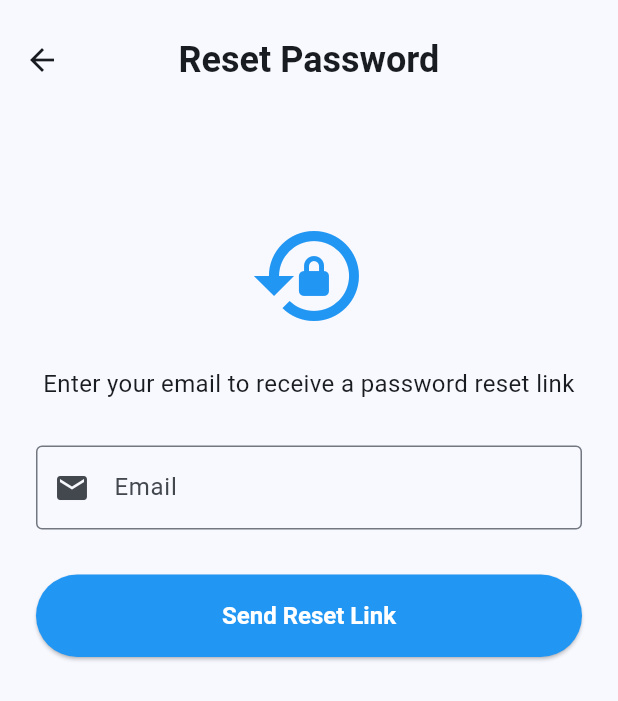
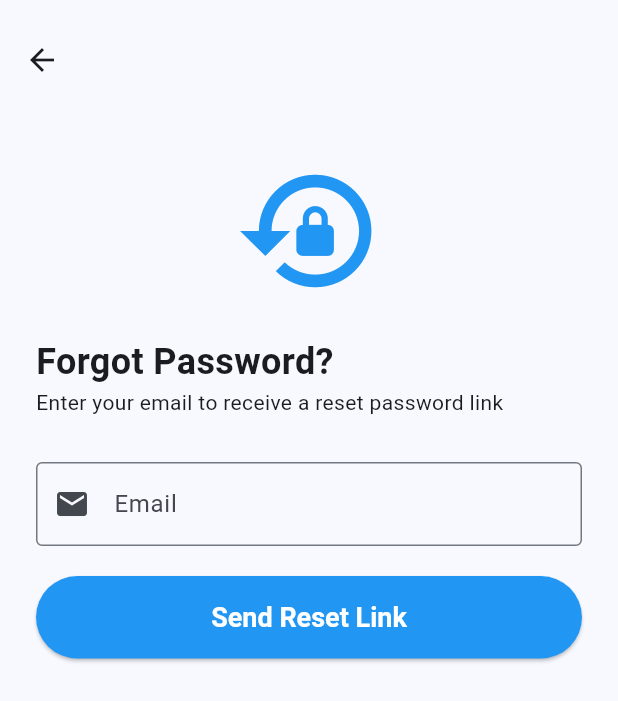
Before and after one commit to GaryXian/Flutter-Real-time-Messaging-and-Video-calls-Application, a Flutter app: the ResetPasswordScreen screen opened directly, on a phone screen of 412 x 824 dp. Shown: the top 701 px of the screen. Run offline on Flutter 3.47's test engine with Material 3 defaults, Android fonts, the phone set to English and light mode, and no system bars; our stand-ins replace audioplayers, cloud_firestore, dio, file_picker, firebase_auth, firebase_core and 8 more; missing offline and left inert: flutter_facebook_auth, flutter_webrtc, mime_type; accounts and stored records are empty.

Commit message:
Reset password UI re-updated

```diff
--- a/lib/authentication_screens/reset_password_screen.dart
+++ b/lib/authentication_screens/reset_password_screen.dart
@@ -47,26 +47,28 @@ class _ResetPasswordScreenState extends State<ResetPasswordScreen> {
     return Scaffold(
       appBar: AppBar(
         toolbarHeight: 80,
-        title: const Text(
-          "Reset Password",
-          style: TextStyle(fontSize: 24, fontWeight: FontWeight.bold),
-        ),
-        centerTitle: true,
         elevation: 0,
         backgroundColor: Theme.of(context).scaffoldBackgroundColor,
       ),
       body: SingleChildScrollView(
         padding: const EdgeInsets.all(24),
-        child: Center(
           child: Column(
             children: [
-              const SizedBox(height: 40),
-              const Icon(Icons.lock_reset, size: 80, color: Colors.blue),
+              const Icon(Icons.lock_reset, size: 100, color: Colors.blue),
               const SizedBox(height: 20),
-              const Text(
-                "Enter your email to receive a password reset link",
-                textAlign: TextAlign.center,
-                style: TextStyle(fontSize: 16),
+              Row(
+                crossAxisAlignment: CrossAxisAlignment.start,
+                children: [
+                  const Text(
+                    "Forgot Password?",
+                    style: TextStyle(fontSize: 24, fontWeight: FontWeight.bold),
+                  ),
+                ],
+              ),
+              Row(
+                children: [
+                  const Text('Enter your email to receive a reset password link'),
+                ],
               ),
               const SizedBox(height: 30),
               Form(
@@ -88,7 +90,7 @@ class _ResetPasswordScreenState extends State<ResetPasswordScreen> {
                   },
                 ),
               ),
-              const SizedBox(height: 30),
+              const SizedBox(height: 20),
               SizedBox(
                 width: double.infinity,
                 height: 55,
@@ -100,7 +102,7 @@ class _ResetPasswordScreenState extends State<ResetPasswordScreen> {
                           foregroundColor: Colors.white,
                           textStyle: const TextStyle(
                             fontWeight: FontWeight.bold,
-                            fontSize: 16,
+                            fontSize: 18,
                           ),
                         ),
                         onPressed: _resetPassword,
@@ -109,7 +111,6 @@ class _ResetPasswordScreenState extends State<ResetPasswordScreen> {
               ),
             ],
           ),
-        ),
       ),
     );
   }
```
